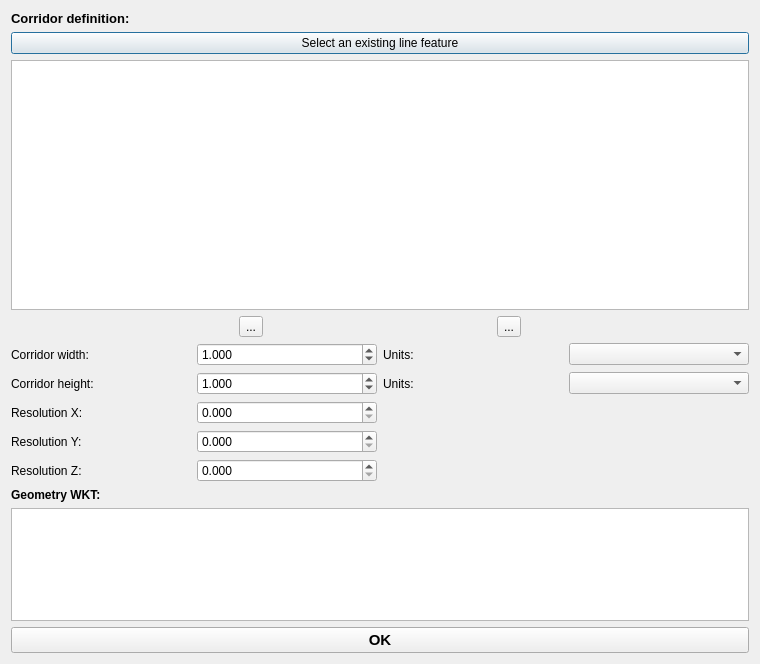
Above: edr_plugin/gui/ui/query_corridor.ui from MetOffice/qgis-plugin-edr before the change. Below: the same form after it.
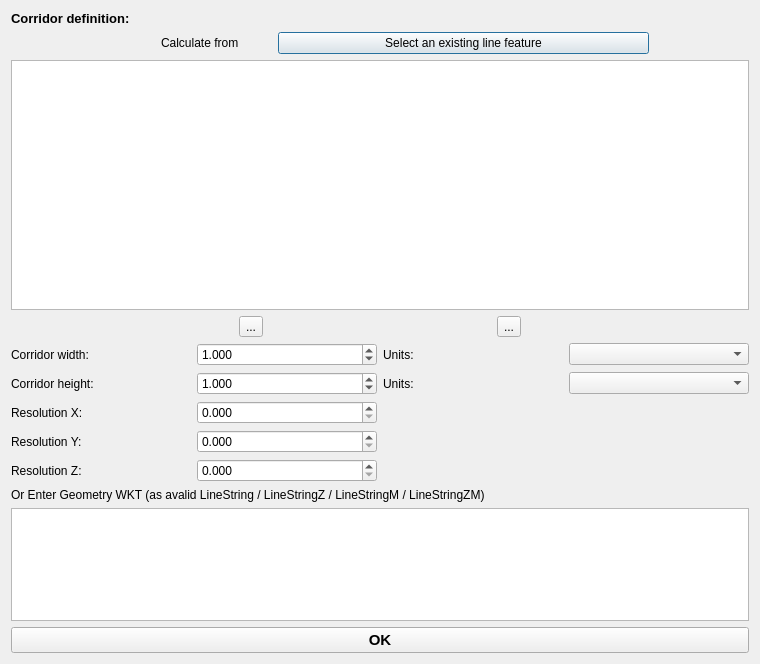
That is the form after the change. Custom widgets are drawn as their Qt base class.

Commit message: redesign line selection tools

Patch:
```diff
--- a/edr_plugin/gui/ui/query_corridor.ui
+++ b/edr_plugin/gui/ui/query_corridor.ui
@@ -32,12 +32,29 @@
     </widget>
    </item>
    <item>
+    <layout class="QGridLayout" name="gridLayout_3" columnstretch="30,100">
+     <property name="leftMargin">
+      <number>150</number>
+     </property>
+     <property name="rightMargin">
+      <number>100</number>
+     </property>
+     <item row="0" column="0">
+      <widget class="QLabel" name="label_10">
+       <property name="text">
+        <string>Calculate from</string>
+       </property>
+      </widget>
+     </item>
+     <item row="0" column="1">
     <widget class="QPushButton" name="line_select_pb">
      <property name="text">
       <string>Select an existing line feature</string>
      </property>
     </widget>
    </item>
+    </layout>
+   </item>
    <item>
     <widget class="QTableWidget" name="linestring_tw">
      <property name="minimumSize">
@@ -230,12 +247,12 @@
     <widget class="QLabel" name="label_9">
      <property name="font">
       <font>
-       <weight>75</weight>
-       <bold>true</bold>
+       <weight>50</weight>
+       <bold>false</bold>
       </font>
      </property>
      <property name="text">
-      <string>Geometry WKT:</string>
+      <string>Or Enter Geometry WKT (as avalid LineString / LineStringZ / LineStringM / LineStringZM) </string>
      </property>
     </widget>
    </item>
```
Left out of the diff: 1 changed line with no effect on the pictures. Lines whose indentation alone changed are shown as unchanged. The commit also changes 2 other files.
